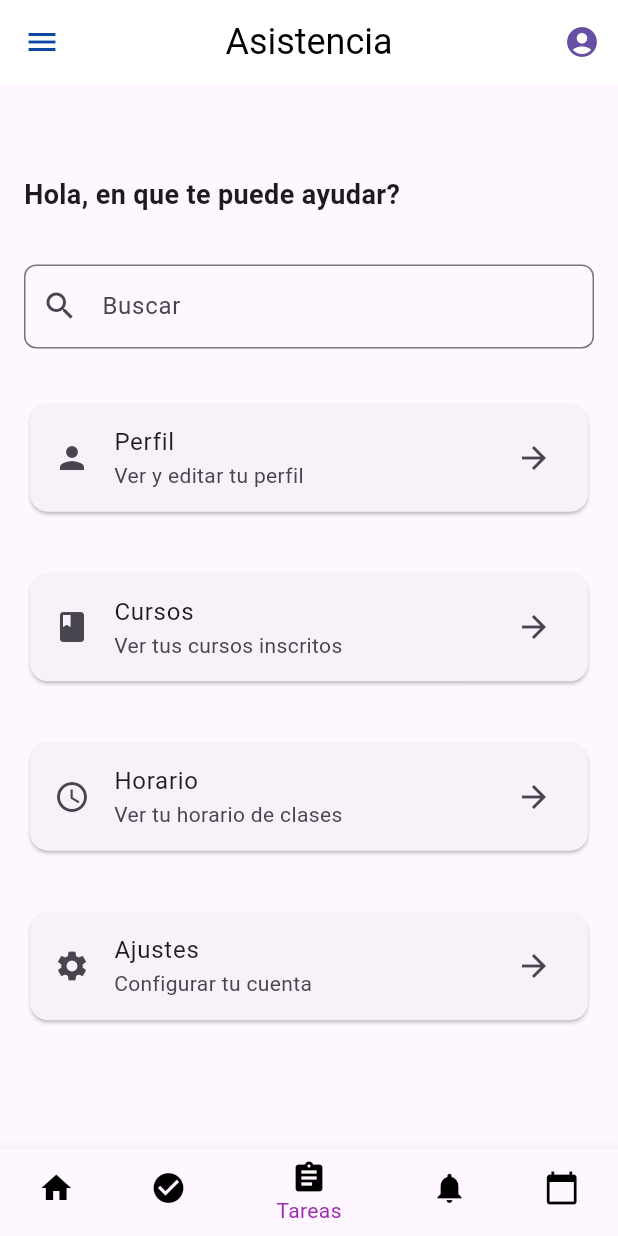
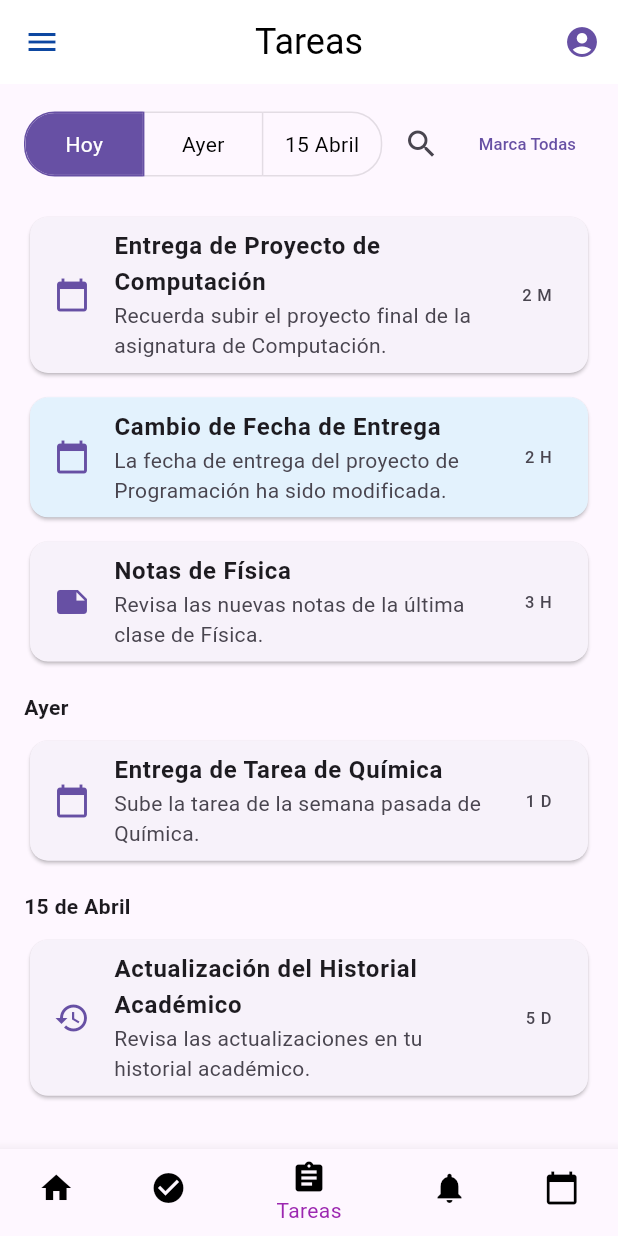
Before and after one commit to bmvaldivieso/AppEduSync, a Flutter app: the AsistenciaPage screen opened by its route, item 3 of the bottom bar chosen, on a phone screen of 412 x 824 dp. Run offline on Flutter 3.47's test engine with Material 3 defaults, Android fonts, the phone set to English and light mode, and no system bars; our stand-ins replace get.

Commit message:
Tercer Cambio

```diff
--- a/lib/pages/asistencia_page.dart
+++ b/lib/pages/asistencia_page.dart
@@ -4,25 +4,24 @@ class AsistenciaPage extends StatefulWidget {
   const AsistenciaPage({super.key});
 
   @override
+  // ignore: library_private_types_in_public_api
   _AsistenciaPageState createState() => _AsistenciaPageState();
 }
 
 class _AsistenciaPageState extends State<AsistenciaPage> {
   int _selectedIndex = 1;
 
-  static const List<Widget> _widgetOptions = <Widget>[
-    Text('Inicio'),
-    Text('Asistencia'),
-    Text('Tareas'),
-    Text('Avisos'),
-    Text('Calendario'),
-  ];
-
   void _onItemTapped(int index) {
     setState(() {
       _selectedIndex = index;
       if (_selectedIndex == 0) {
         Navigator.pushNamed(context, '/homepage');
+      }
+      if (_selectedIndex == 2) {
+        Navigator.pushNamed(context, '/tareaspage');
+      }
+      if (_selectedIndex == 3) {
+        Navigator.pushNamed(context, '/avisospage');
       }
     });
   }
@@ -32,6 +31,7 @@ class _AsistenciaPageState extends State<AsistenciaPage> {
     Color customColor = const Color(0xFF6750A4);
 
     double screenHeight = MediaQuery.of(context).size.height;
+    double screenWidth = MediaQuery.of(context).size.width;
 
     return Scaffold(
       appBar: AppBar(
@@ -57,7 +57,7 @@ class _AsistenciaPageState extends State<AsistenciaPage> {
         padding: const EdgeInsets.all(16.0),
         child: ListView(
           children: [
-            SizedBox(height: screenHeight * 0.055),
+            SizedBox(height: screenHeight * 0.04),
             const Text(
               'Hola, en que te puede ayudar?',
               style: TextStyle(fontSize: 18, fontWeight: FontWeight.bold),
@@ -66,36 +66,28 @@ class _AsistenciaPageState extends State<AsistenciaPage> {
             TextField(
               decoration: InputDecoration(
                 hintText: 'Buscar',
-                prefixIcon: Icon(Icons.search),
+                prefixIcon: const Icon(Icons.search),
                 border: OutlineInputBorder(
                   borderRadius: BorderRadius.circular(8),
                 ),
               ),
             ),
             SizedBox(height: screenHeight * 0.04),
-            _buildTaskCard(
-              Icons.person,
-              'Perfil',
-              'Ver y editar tu perfil',
-            ),
-            SizedBox(height: screenHeight * 0.04),
-            _buildTaskCard(
-              Icons.book,
-              'Cursos',
-              'Ver tus cursos inscritos',
-            ),
-            SizedBox(height: screenHeight * 0.04),
-            _buildTaskCard(
-              Icons.schedule,
-              'Horario',
-              'Ver tu horario de clases',
-            ),
-            SizedBox(height: screenHeight * 0.04),
-            _buildTaskCard(
-              Icons.settings,
-              'Ajustes',
-              'Configurar tu cuenta',
-            ),
+            _buildTaskCard(Icons.help, 'Cómo Usar la App',
+                'Aprende a usar todas las funciones de la aplicación',
+                width: screenWidth * 0.2, height: screenHeight * 0.125),
+            SizedBox(height: screenHeight * 0.02),
+            _buildTaskCard(Icons.bug_report, 'Reportar Error',
+                'Informa sobre cualquier error que encuentres',
+                width: screenWidth * 0.2, height: screenHeight * 0.125),
+            SizedBox(height: screenHeight * 0.02),
+            _buildTaskCard(Icons.question_answer, 'Ayuda con Dudas',
+                'Obtén asistencia para resolver tus dudas',
+                width: screenWidth * 0.2, height: screenHeight * 0.125),
+            SizedBox(height: screenHeight * 0.02),
+            _buildTaskCard(Icons.contact_support, 'Soporte Técnico',
+                'Contacta al soporte técnico para más ayuda',
+                width: screenWidth * 0.2, height: screenHeight * 0.125),
           ],
         ),
       ),
@@ -129,17 +121,22 @@ class _AsistenciaPageState extends State<AsistenciaPage> {
     );
   }
 
-  Widget _buildTaskCard(IconData icon, String title, String subtitle) {
-    return Card(
+  Widget _buildTaskCard(IconData icon, String title, String subtitle,
+      {double width = 300, double height = 100}) {
+    return SizedBox(
+      width: width,
+      height: height,
+      child: Card(
         child: ListTile(
           leading: Icon(icon),
           title: Text(title),
           subtitle: Text(subtitle),
-        trailing: Icon(Icons.arrow_forward),
+          trailing: const Icon(Icons.arrow_forward),
           onTap: () {
             // Acción al presionar el elemento
           },
         ),
+      ),
     );
   }
 }
--- a/lib/pages/screens.dart
+++ b/lib/pages/screens.dart
@@ -4,3 +4,5 @@ export 'package:AppEduSync/pages/login_page.dart';
 export 'package:AppEduSync/pages/registro_page.dart';
 export 'package:AppEduSync/pages/home_page.dart';
 export 'package:AppEduSync/pages/asistencia_page.dart';
+export 'package:AppEduSync/pages/tareas_page.dart';
+export 'package:AppEduSync/pages/avisos_page.dart';
--- /dev/null
+++ b/lib/pages/tareas_page.dart
@@ -0,0 +1,196 @@
+import 'package:flutter/material.dart';
+
+class TareasPage extends StatefulWidget {
+  const TareasPage({super.key});
+
+  @override
+  // ignore: library_private_types_in_public_api
+  _TareasPageState createState() => _TareasPageState();
+}
+
+class _TareasPageState extends State<TareasPage> {
+  int _selectedIndex = 2;
+
+  Color customColor = const Color(0xFF6750A4);
+
+  void _onItemTapped(int index) {
+    setState(() {
+      _selectedIndex = index;
+      if (_selectedIndex == 0) {
+        Navigator.pushNamed(context, '/homepage');
+      }
+      if (_selectedIndex == 1) {
+        Navigator.pushNamed(context, '/asistenciapage');
+      }
+      if (_selectedIndex == 3) {
+        Navigator.pushNamed(context, '/avisospage');
+      }
+    });
+  }
+
+  @override
+  Widget build(BuildContext context) {
+    double screenHeight = MediaQuery.of(context).size.height;
+    double screenWidth = MediaQuery.of(context).size.width;
+
+    return Scaffold(
+      appBar: AppBar(
+        title: const Text('Tareas'),
+        centerTitle: true,
+        actions: [
+          IconButton(
+            icon: Icon(
+              Icons.account_circle_rounded,
+              color: customColor,
+            ),
+            onPressed: () {
+              // Acción para mostrar más opciones
+            },
+          ),
+        ],
+      ),
+      drawer: Drawer(
+        surfaceTintColor: customColor,
+        // Agrega aquí los elementos del Drawer
+      ),
+      body: Padding(
+        padding: const EdgeInsets.all(16.0),
+        child: ListView(
+          children: [
+            Row(
+              mainAxisAlignment: MainAxisAlignment.spaceBetween,
+              children: [
+                ToggleButtons(
+                  borderRadius: BorderRadius.circular(20),
+                  selectedBorderColor: customColor,
+                  selectedColor: Colors.white,
+                  fillColor: customColor,
+                  color: Colors.black,
+                  constraints: BoxConstraints(
+                      minHeight: screenHeight * 0.05,
+                      minWidth: screenWidth * 0.19),
+                  isSelected: const [true, false, false],
+                  children: const [Text('Hoy'), Text('Ayer'), Text('15 Abril')],
+                  onPressed: (int index) {
+                    // Acción al presionar el botón
+                  },
+                ),
+                IconButton(
+                  icon: const Icon(Icons.search),
+                  onPressed: () {
+                    // Acción para buscar
+                  },
+                ),
+                TextButton(
+                  onPressed: () {
+                    // Acción para marcar todas como leídas
+                  },
+                  child: Text(
+                    'Marca Todas',
+                    style: TextStyle(
+                      fontSize: screenHeight * 0.0135,
+                    ),
+                  ),
+                ),
+              ],
+            ),
+            SizedBox(
+              height: screenHeight * 0.025,
+            ),
+            _buildTaskCard(
+                'Entrega de Proyecto de Computación',
+                '2 M',
+                'Recuerda subir el proyecto final de la asignatura de Computación.',
+                Icons.calendar_today),
+            SizedBox(
+              height: screenHeight * 0.01,
+            ),
+            _buildTaskCard(
+                'Cambio de Fecha de Entrega',
+                '2 H',
+                'La fecha de entrega del proyecto de Programación ha sido modificada.',
+                Icons.calendar_today,
+                isHighlighted: true),
+            SizedBox(
+              height: screenHeight * 0.01,
+            ),
+            _buildTaskCard(
+                'Notas de Física',
+                '3 H',
+                'Revisa las nuevas notas de la última clase de Física.',
+                Icons.note),
+            SizedBox(
+              height: screenHeight * 0.02,
+            ),
+            const Text('Ayer', style: TextStyle(fontWeight: FontWeight.bold)),
+            SizedBox(
+              height: screenHeight * 0.01,
+            ),
+            _buildTaskCard(
+                'Entrega de Tarea de Química',
+                '1 D',
+                'Sube la tarea de la semana pasada de Química.',
+                Icons.calendar_today),
+            SizedBox(
+              height: screenHeight * 0.02,
+            ),
+            const Text('15 de Abril',
+                style: TextStyle(fontWeight: FontWeight.bold)),
+            SizedBox(
+              height: screenHeight * 0.01,
+            ),
+            _buildTaskCard(
+                'Actualización del Historial Académico',
+                '5 D',
+                'Revisa las actualizaciones en tu historial académico.',
+                Icons.history),
+          ],
+        ),
+      ),
+      bottomNavigationBar: BottomNavigationBar(
+        items: const <BottomNavigationBarItem>[
+          BottomNavigationBarItem(
+            icon: Icon(Icons.home, color: Colors.black),
+            label: 'Inicio',
+          ),
+          BottomNavigationBarItem(
+            icon: Icon(Icons.check_circle, color: Colors.black),
+            label: 'Asistencia',
+          ),
+          BottomNavigationBarItem(
+            icon: Icon(Icons.assignment, color: Colors.black),
+            label: 'Tareas',
+          ),
+          BottomNavigationBarItem(
+            icon: Icon(Icons.notifications, color: Colors.black),
+            label: 'Avisos',
+          ),
+          BottomNavigationBarItem(
+            icon: Icon(Icons.calendar_today, color: Colors.black),
+            label: 'Calendario',
+          ),
+        ],
+        currentIndex: _selectedIndex,
+        selectedItemColor: Colors.purple,
+        onTap: _onItemTapped,
+      ),
+    );
+  }
+
+  Widget _buildTaskCard(
+      String title, String time, String description, IconData icon,
+      {bool isHighlighted = false}) {
+    return Card(
+      color: isHighlighted ? Colors.blue.shade50 : null,
+      child: ListTile(
+        leading: Icon(icon, color: customColor),
+        title: Text(title, style: const TextStyle(fontWeight: FontWeight.bold)),
+        subtitle: Text(description),
+        trailing: Text(time),
+        onTap: () {
+          // Acción al presionar el elemento
+        },
+      ),
+    );
+  }
+}
```
Also changed, not shown: lib/main.dart (+10 -0 lines), lib/pages/avisos_page.dart (added, +179 -0 lines), lib/pages/home_page.dart (+37 -31 lines). Lines whose indentation alone changed are shown as unchanged.
